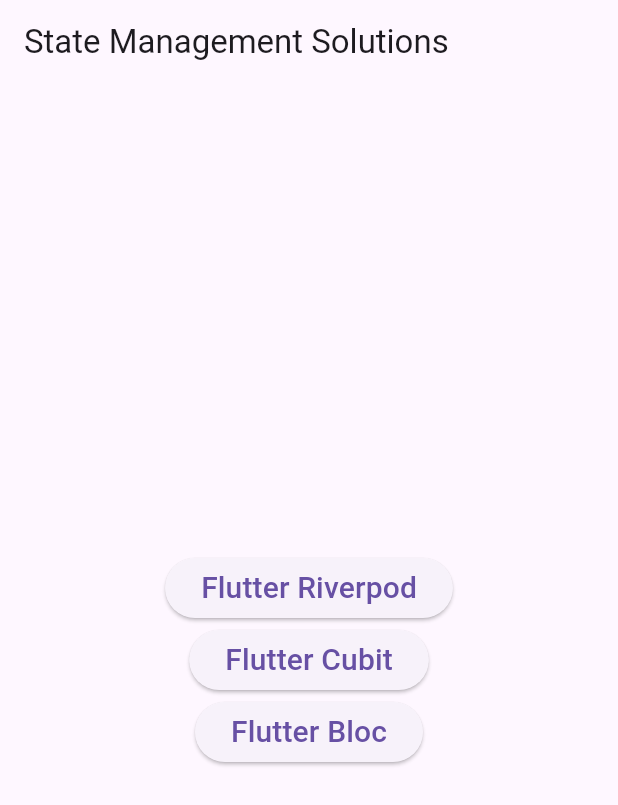
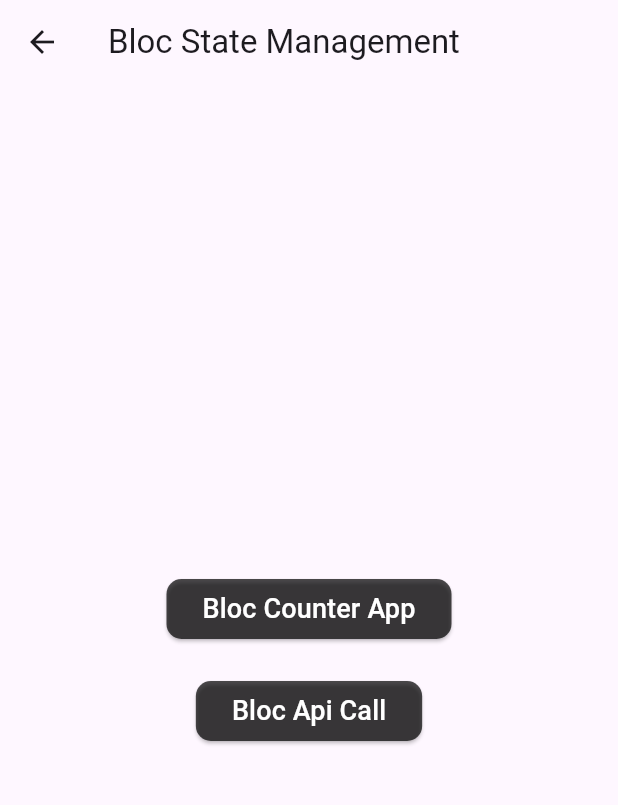
Before and after one commit to varun-wahi/Flutter-State-Management-Libraries, a Flutter app: the screen it shows after launch, after a tap on "Flutter Bloc", on a phone screen of 412 x 824 dp. Shown: the top 805 px of the screen. Run offline on Flutter 3.47's test engine with Material 3 defaults, Android fonts, the phone set to English and light mode, and no system bars; our stand-ins replace flutter_bloc, flutter_riverpod; network calls fail.

Commit message:
bloc state management done

```diff
--- a/analysis_options.yaml
+++ b/analysis_options.yaml
@@ -1 +1,4 @@
+analyzer:
+  erro ignorers:
+    prefer_const_constructors: ignore
 include: package:flutter_lints/flutter.yaml
--- a/lib/main.dart
+++ b/lib/main.dart
@@ -1,5 +1,8 @@
 import 'package:flutter/material.dart';
+import 'package:flutter_bloc/flutter_bloc.dart';
 import 'package:flutter_riverpod/flutter_riverpod.dart';
+import 'package:state_mgmt_tut_app/ui/bloc_practice/manager/counter/counter_bloc.dart';
+import 'package:state_mgmt_tut_app/ui/bloc_practice/manager/network_bloc/network_bloc.dart';
 import 'package:state_mgmt_tut_app/ui/home_page.dart';
 
 void main() {
@@ -11,8 +14,36 @@ class MainApp extends StatelessWidget {
 
   @override
   Widget build(BuildContext context) {
-    return const MaterialApp(
-      home: HomePage()
+    return MultiBlocProvider(
+      providers: [
+        BlocProvider<CounterBloc>(create: (_) => CounterBloc()),
+        BlocProvider<NetworkBloc>(create: (_) => NetworkBloc()),
+      ],
+
+      child: BlocProvider<CounterBloc>(
+        create: (context) => CounterBloc(),
+        child: MaterialApp(
+            theme: ThemeData(
+              useMaterial3: true,
+              elevatedButtonTheme: ElevatedButtonThemeData(
+                style: ElevatedButton.styleFrom(
+                  shape: RoundedRectangleBorder(borderRadius: BorderRadius.circular(10.0),
+
+                  ),
+                  backgroundColor: Colors.black.withOpacity(0.7),
+                  foregroundColor: Colors.white
+                )
+              ),
+
+              floatingActionButtonTheme: FloatingActionButtonThemeData(
+                backgroundColor: Colors.black.withOpacity(0.7),
+                  foregroundColor: Colors.white
+              )
+
+            ),
+            debugShowCheckedModeBanner: false,
+            home: HomePage()),
+      ),
     );
   }
 }
--- /dev/null
+++ b/lib/ui/bloc_practice/bloc_home.dart
@@ -0,0 +1,43 @@
+import 'package:flutter/material.dart';
+import 'package:state_mgmt_tut_app/ui/bloc_practice/bloc_todos_page.dart';
+
+import 'bloc_counter_app.dart';
+
+class BlocHome extends StatelessWidget {
+  const BlocHome({super.key});
+
+  @override
+  Widget build(BuildContext context) {
+    return Scaffold(
+      appBar: AppBar(
+        title: Text("Bloc State Management"),
+      ),
+      body: Center(
+        child: Column(
+          mainAxisAlignment: MainAxisAlignment.center,
+          children: [
+            ElevatedButton(
+              child: const Text(
+                'Bloc Counter App',
+                style: TextStyle(fontSize: 18.0),
+              ),
+              onPressed: () {
+                Navigator.push(context,
+                    MaterialPageRoute(builder: (_) => BlocCounterApp()));
+              },
+            ),
+            const SizedBox(height: 20.0),
+            ElevatedButton(
+              child:
+                  const Text('Bloc Api Call', style: TextStyle(fontSize: 18.0)),
+              onPressed: () {
+                Navigator.push(context,
+                    MaterialPageRoute(builder: (_) => BlocTodosPage()));
+              },
+            )
+          ],
+        ),
+      ),
+    );
+  }
+}
--- /dev/null
+++ b/lib/ui/bloc_practice/manager/counter/counter_bloc.dart
@@ -0,0 +1,20 @@
+import 'package:flutter_bloc/flutter_bloc.dart';
+
+class CounterBloc extends Bloc<CounterEvent, int>{
+  CounterBloc(): super(0){
+    on<IncrementEvent>((event, emit) => emit(state+1));
+    on<DecrementEvent>((event, emit) => emit(state-1));
+    on<RefreshEvent>((event, emit) => emit(0));
+
+  }
+
+}
+
+abstract class CounterEvent{
+
+}
+
+
+class IncrementEvent extends CounterEvent{}
+class DecrementEvent extends CounterEvent{}
+class RefreshEvent extends CounterEvent{}
--- /dev/null
+++ b/lib/ui/bloc_practice/manager/network_bloc/network_bloc.dart
@@ -0,0 +1,31 @@
+import 'package:flutter_bloc/flutter_bloc.dart';
+import 'package:state_mgmt_tut_app/repository/network_repository.dart';
+
+import 'package:state_mgmt_tut_app/ui/bloc_practice/manager/network_bloc/network_events.dart';
+import 'package:state_mgmt_tut_app/ui/bloc_practice/manager/network_bloc/network_states.dart';
+
+class NetworkBloc extends Bloc<NetworkEvents, NetworkStates>{
+
+  final networkRepository = NetworkRepository();
+
+  NetworkBloc() : super(NetworkInitialState()){
+    on<GetTodosEvent>((event, emit) {
+
+      emit(NetworkLoadingState());
+      try{
+
+        networkRepository.getTodos().then((todos){
+          add(LoadTodosEvent(todos));
+        });
+
+
+      }catch(_){
+        emit(NetworkFailureState());
+      }
+    });
+
+    on<LoadTodosEvent>((event, emit) {
+      emit(NetworkLoadedState(event.todos));
+    });
+  }
+}
--- /dev/null
+++ b/lib/ui/bloc_practice/manager/network_bloc/network_events.dart
@@ -0,0 +1,12 @@
+abstract class NetworkEvents{}
+
+
+class LoadTodosEvent extends NetworkEvents{
+
+  final List<dynamic> todos;
+
+  LoadTodosEvent(this.todos);
+}
+
+
+class GetTodosEvent extends NetworkEvents{}
--- /dev/null
+++ b/lib/ui/bloc_practice/manager/network_bloc/network_states.dart
@@ -0,0 +1,17 @@
+abstract class NetworkStates {}
+
+
+class NetworkInitialState extends NetworkStates {}
+
+
+class NetworkLoadingState extends NetworkStates {}
+
+
+class NetworkLoadedState extends NetworkStates {
+  final List<dynamic> todos;
+
+  NetworkLoadedState(this.todos);
+}
+
+
+class NetworkFailureState extends NetworkStates {}
--- a/lib/ui/home_page.dart
+++ b/lib/ui/home_page.dart
@@ -1,4 +1,5 @@
 import 'package:flutter/material.dart';
+import 'package:state_mgmt_tut_app/ui/bloc_practice/bloc_home.dart';
 import 'package:state_mgmt_tut_app/ui/reiverpod_practice/riverpod_home.dart';
 
 class HomePage extends StatelessWidget {
@@ -21,14 +22,19 @@ class HomePage extends StatelessWidget {
                   "Flutter Riverpod",
                   style: TextStyle(fontSize: 20),
                 )),
+                const SizedBox(height: 20),
             ElevatedButton(
                 onPressed: () {},
                 child: Text(
                   "Flutter Cubit",
                   style: TextStyle(fontSize: 20),
                 )),
+                const SizedBox(height: 20),
             ElevatedButton(
-                onPressed: () {},
+                onPressed: () {
+                     Navigator.push(context,
+                      MaterialPageRoute(builder: (_) => BlocHome()));
+                },
                 child: Text(
                   "Flutter Bloc",
                   style: TextStyle(fontSize: 20),
```
Also changed, not shown: lib/remove_old_main.dart (added, +41 -0 lines), lib/repository/network_repository.dart (added, +27 -0 lines), lib/ui/bloc_practice/bloc_counter_app.dart (added, +69 -0 lines), lib/ui/bloc_practice/bloc_todos_page.dart (added, +68 -0 lines), lib/ui/reiverpod_practice/manager/riverpod_provider.dart (+14 -3 lines), lib/ui/reiverpod_practice/riverpod_counter_app.dart (+20 -2 lines), lib/ui/reiverpod_practice/riverpod_home.dart (+6 -2 lines), lib/ui/reiverpod_practice/riverpod_toDos_page.dart (added, +47 -0 lines).
